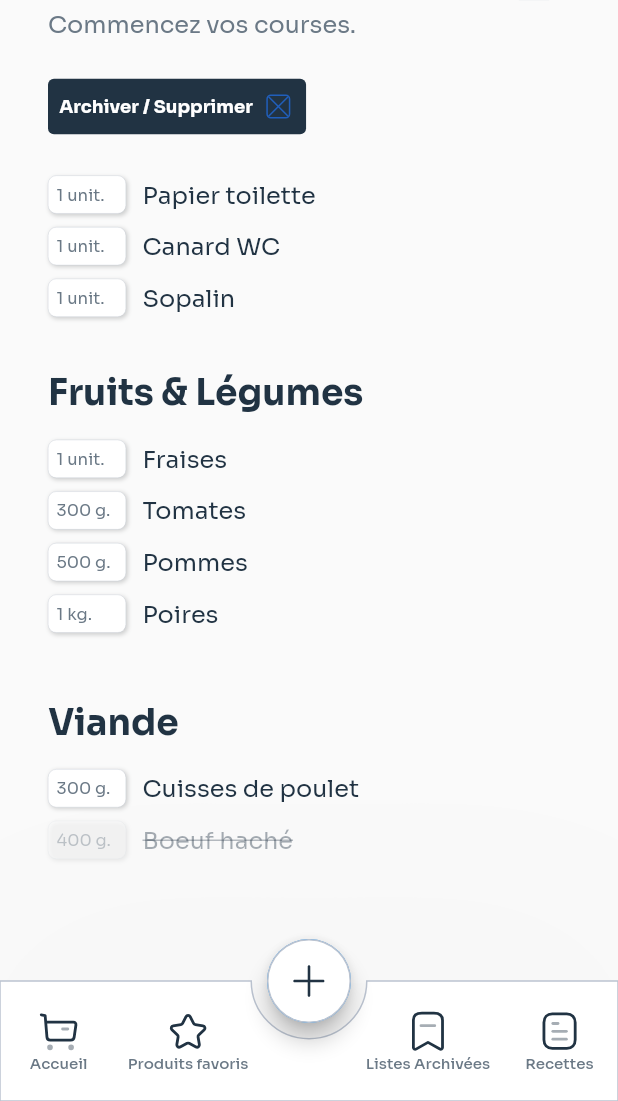
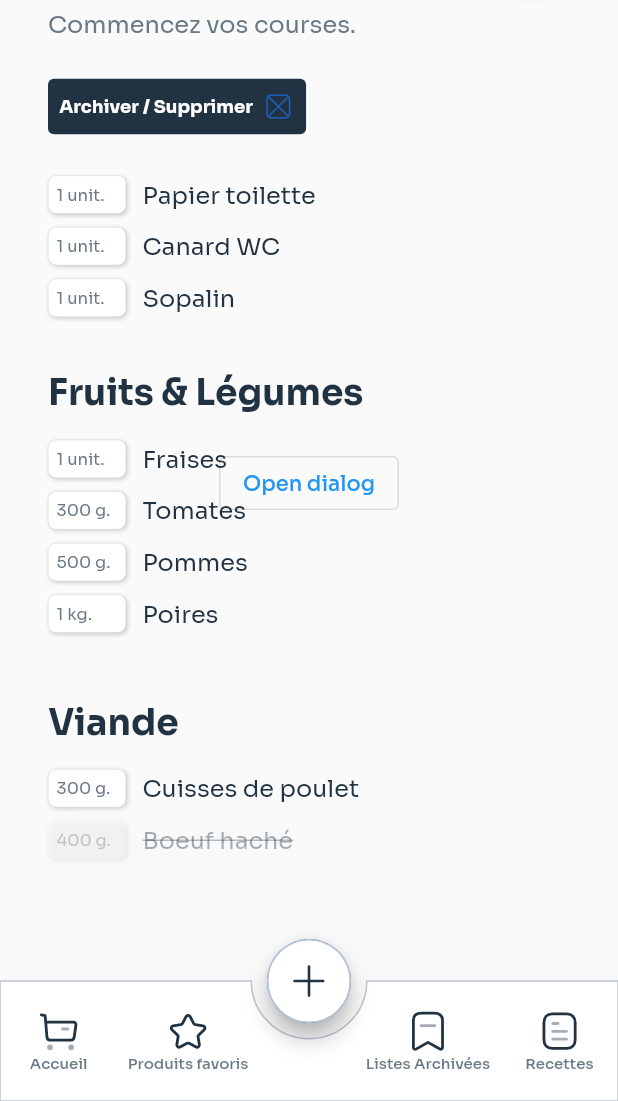
Before and after one commit to ctrl-plus-w/shopping_list_app, a Flutter app: the screen it shows after launch, on a phone screen of 412 x 824 dp, the part 135-1236 px from its top. Run offline on Flutter 3.47's test engine with Material 2 defaults, Android fonts, the phone set to English and light mode, and no system bars; our stand-ins replace flutter_svg, sqflite; missing offline and left inert: slugify; accounts and stored records are empty.

Commit message:
Changed the popup logic

```diff
--- a/lib/main.dart
+++ b/lib/main.dart
@@ -1,5 +1,6 @@
 import 'package:flutter/material.dart';
 import 'package:provider/provider.dart';
+import 'package:shopping_list_app/components/screens/new_product_popup.dart';
 import 'package:shopping_list_app/database/database.dart';
 
 // States
@@ -45,6 +46,11 @@ class MyApp extends StatelessWidget {
           fontWeight: FontWeight.w600,
           color: Color.fromRGBO(33, 51, 67, 1),
         ),
+        headline2: TextStyle(
+          fontSize: 24,
+          fontWeight: FontWeight.w600,
+          color: Color.fromRGBO(33, 51, 67, 1),
+        ),
         subtitle1: TextStyle(
           fontSize: 16,
           fontWeight: FontWeight.normal,
@@ -59,17 +65,46 @@ class MyApp extends StatelessWidget {
     DatabaseHelper.initDb();
 
     return Consumer<ScreenManager>(
-      builder: (context, screenManager, child) => MaterialApp(
+      builder: (context, screenManager, child) => Material(
+        child: Material(
+          child: MaterialApp(
             title: _title,
             theme: _customTheme(),
             home: Stack(
               alignment: Alignment.bottomCenter,
               children: <Widget>[
                 screenManager.currentScreen,
-            screenManager.currentPopup,
+                const TemporaryWidget(),
               ],
+            ),
+          ),
         ),
       ),
     );
   }
 }
+
+class TemporaryWidget extends StatelessWidget {
+  const TemporaryWidget({Key? key}) : super(key: key);
+
+  static Route<Object?> _routeBuilder(BuildContext context, Object? arguments) {
+    return RawDialogRoute(
+      pageBuilder: (BuildContext context, Animation<double> animation,
+          Animation<double> secondaryAnimation) {
+        return const NewProductPopup();
+      },
+    );
+  }
+
+  @override
+  Widget build(BuildContext context) {
+    return Center(
+      child: OutlinedButton(
+        onPressed: () {
+          Navigator.of(context).restorablePush(_routeBuilder);
+        },
+        child: const Text('Open dialog'),
+      ),
+    );
+  }
+}
--- a/lib/states/screen_manager.dart
+++ b/lib/states/screen_manager.dart
@@ -3,7 +3,6 @@ import 'package:flutter/material.dart';
 // Screens
 import 'package:shopping_list_app/components/screens/favorite_products_screen.dart';
 import 'package:shopping_list_app/components/screens/archived_lists_screen.dart';
-import 'package:shopping_list_app/components/screens/new_product_popup.dart';
 import 'package:shopping_list_app/components/screens/recipes_screen.dart';
 import 'package:shopping_list_app/components/screens/home_screen.dart';
 
@@ -14,13 +13,6 @@ enum ScreensName {
   recipesScreen,
 }
 
-enum PopupsName {
-  newProductPopup,
-  archivedListPopup,
-  editProductPopup,
-  newRecipePopup,
-}
-
 const screens = <ScreensName, Widget>{
   ScreensName.homeScreen: HomeScreen(),
   ScreensName.favoriteProductsScreen: FavoriteProductsScreen(),
@@ -28,30 +20,10 @@ const screens = <ScreensName, Widget>{
   ScreensName.recipesScreen: RecipesScreen(),
 };
 
-const popups = <PopupsName, Widget>{
-  PopupsName.newProductPopup: NewProductPopup(),
-};
-
 class ScreenManager extends ChangeNotifier {
   static ScreensName screenName = ScreensName.homeScreen;
-  static PopupsName? popupName;
 
   get currentScreen => screens[screenName];
-  get currentPopup => (popups[popupName] ?? Container());
-
-  /// Open the given popup.
-  void openPopup(PopupsName newPopupName) {
-    popupName = newPopupName;
-
-    notifyListeners();
-  }
-
-  /// Closes the current popup.
-  void closePopup() {
-    popupName = null;
-
-    notifyListeners();
-  }
 
   /// Change the screen.
   void setScreen(ScreensName newScreenName) {
```
Also changed, not shown: lib/components/modules/popup_container.dart (+16 -5 lines), lib/components/screens/new_product_popup.dart (+68 -5 lines). Lines whose indentation alone changed are shown as unchanged.
